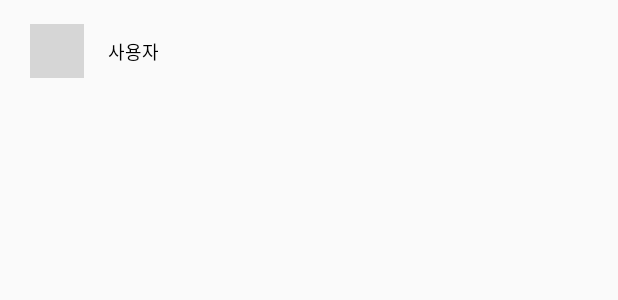
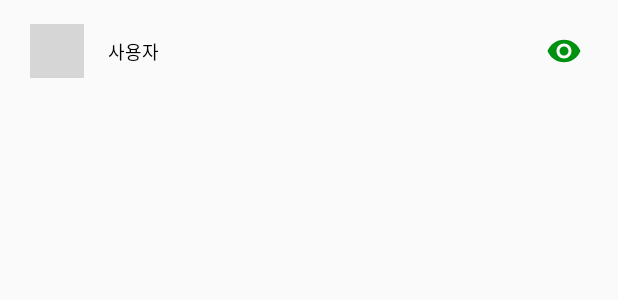
Before and after one commit to minjun3021/SunrinSaekki, an Android app: the layout friend_item.xml on its own in the app's theme, with its tools: preview values and no code run, on a phone screen of 412 x 824 dp. Shown: the top 300 px of the screen. Run offline under Robolectric (Android 15) with nearby library versions, the phone set to English and light mode, and no system bars; grey boxes are pictures that could not be loaded.

```diff
--- /dev/null
+++ b/app/src/main/res/drawable/ic_eye.xml
@@ -0,0 +1,5 @@
+<vector android:height="24dp" android:tint="#BBBBBB"
+    android:viewportHeight="24.0" android:viewportWidth="24.0"
+    android:width="24dp" xmlns:android="http://schemas.android.com/apk/res/android">
+    <path android:fillColor="#FF000000" android:pathData="M12,4.5C7,4.5 2.73,7.61 1,12c1.73,4.39 6,7.5 11,7.5s9.27,-3.11 11,-7.5c-1.73,-4.39 -6,-7.5 -11,-7.5zM12,17c-2.76,0 -5,-2.24 -5,-5s2.24,-5 5,-5 5,2.24 5,5 -2.24,5 -5,5zM12,9c-1.66,0 -3,1.34 -3,3s1.34,3 3,3 3,-1.34 3,-3 -1.34,-3 -3,-3z"/>
+</vector>
--- /dev/null
+++ b/app/src/main/res/drawable/ic_more.xml
@@ -0,0 +1,5 @@
+<vector android:height="24dp" android:tint="#BBBBBB"
+    android:viewportHeight="24.0" android:viewportWidth="24.0"
+    android:width="24dp" xmlns:android="http://schemas.android.com/apk/res/android">
+    <path android:fillColor="#FF000000" android:pathData="M22,3L7,3c-0.69,0 -1.23,0.35 -1.59,0.88L0,12l5.41,8.11c0.36,0.53 0.97,0.89 1.66,0.89L22,21c1.1,0 2,-0.9 2,-2L24,5c0,-1.1 -0.9,-2 -2,-2zM9,13.5c-0.83,0 -1.5,-0.67 -1.5,-1.5s0.67,-1.5 1.5,-1.5 1.5,0.67 1.5,1.5 -0.67,1.5 -1.5,1.5zM14,13.5c-0.83,0 -1.5,-0.67 -1.5,-1.5s0.67,-1.5 1.5,-1.5 1.5,0.67 1.5,1.5 -0.67,1.5 -1.5,1.5zM19,13.5c-0.83,0 -1.5,-0.67 -1.5,-1.5s0.67,-1.5 1.5,-1.5 1.5,0.67 1.5,1.5 -0.67,1.5 -1.5,1.5z"/>
+</vector>
--- a/app/src/main/res/layout/friend_item.xml
+++ b/app/src/main/res/layout/friend_item.xml
@@ -12,8 +12,7 @@
         android:layout_marginVertical="16dp"
         android:layout_marginLeft="20dp"
         android:src="@drawable/com_facebook_profile_picture_blank_square"
-        app:civ_border_color="#C5B1B1"
-        app:civ_border_width="1dp"
+
         app:layout_constraintBottom_toBottomOf="parent"
         app:layout_constraintLeft_toLeftOf="parent"
         app:layout_constraintTop_toTopOf="parent" />
@@ -30,4 +29,14 @@
         app:layout_constraintBottom_toBottomOf="@id/item_profileIMG"
         app:layout_constraintLeft_toRightOf="@id/item_profileIMG"
         app:layout_constraintTop_toTopOf="@id/item_profileIMG" />
+    <ImageView
+        android:layout_width="wrap_content"
+        android:layout_height="wrap_content"
+        android:background="@drawable/ic_eye"
+        app:layout_constraintTop_toTopOf="@id/item_profileIMG"
+        android:layout_marginRight="24dp"
+        android:backgroundTint="#009111"
+        app:layout_constraintBottom_toBottomOf="@id/item_profileIMG"
+        app:layout_constraintRight_toRightOf="parent"
+        />
 </androidx.constraintlayout.widget.ConstraintLayout>
```
Also changed, not shown: app/src/main/AndroidManifest.xml (+3 -4 lines), app/src/main/java/com/kmj/sunrinsaekki/FriendsAdapter.java (+8 -0 lines), app/src/main/java/com/kmj/sunrinsaekki/ProfileActivity.java (added, +14 -0 lines), app/src/main/res/layout/activity_profile.xml (added, +12 -0 lines).
